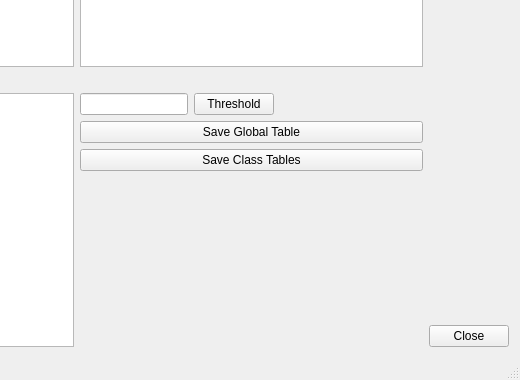
Before: the Qt Designer form mainwindow.ui in JuanCrg90/similaritygraphs, drawn with Qt 5; both pictures show x 280 to 800 and y 255 to 635 of the 800 by 635 pixel window.
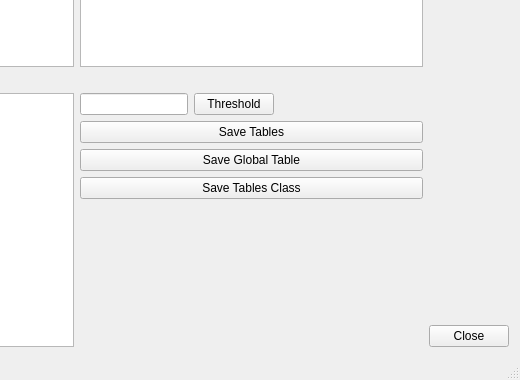
After: the same form once the commit is applied.

Commit message: Completadas Funciones de salvar tablas de frecuencias

```diff
--- a/mainwindow.ui
+++ b/mainwindow.ui
@@ -101,6 +101,13 @@
           </item>
          </layout>
         </item>
+        <item>
+         <widget class="QPushButton" name="SaveAllpushButton">
+          <property name="text">
+           <string>Save Tables</string>
+          </property>
+         </widget>
+        </item>
         <item>
          <widget class="QPushButton" name="SaveGlobalTablepushButton">
           <property name="text">
@@ -111,7 +118,7 @@
         <item>
          <widget class="QPushButton" name="SaveClassTablepushButton">
           <property name="text">
-           <string>Save Class Tables</string>
+           <string>Save Tables Class</string>
           </property>
          </widget>
         </item>
```
Left out of the diff: 2 changed lines with no effect on the pictures. The commit also changes 2 other files.
